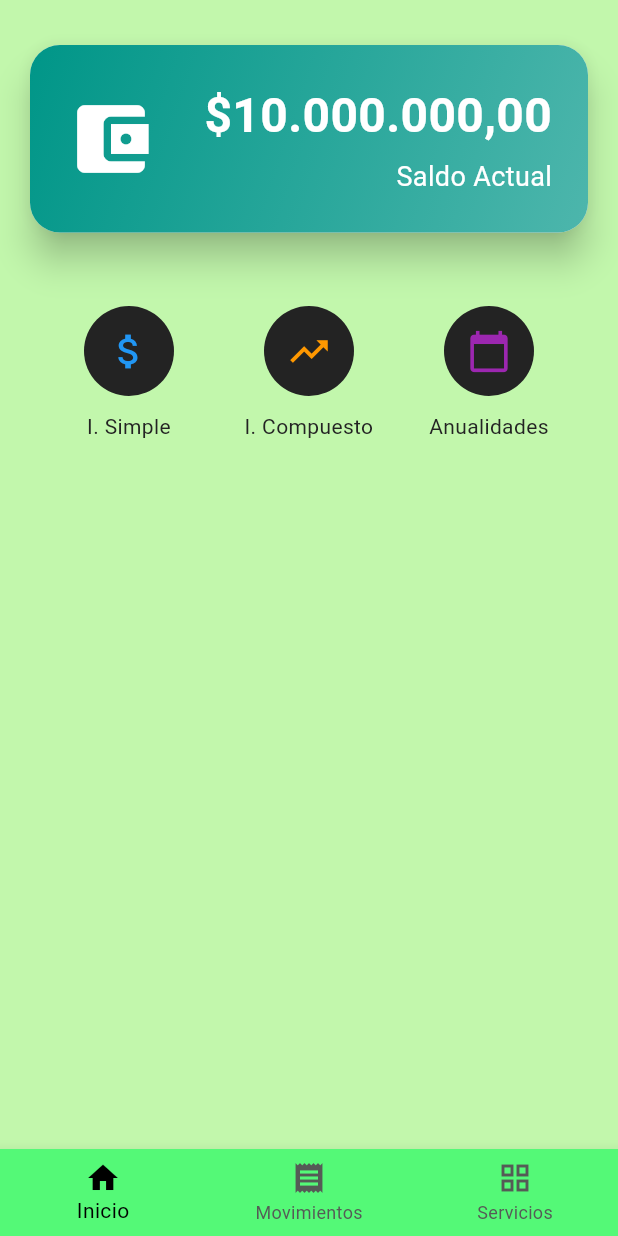
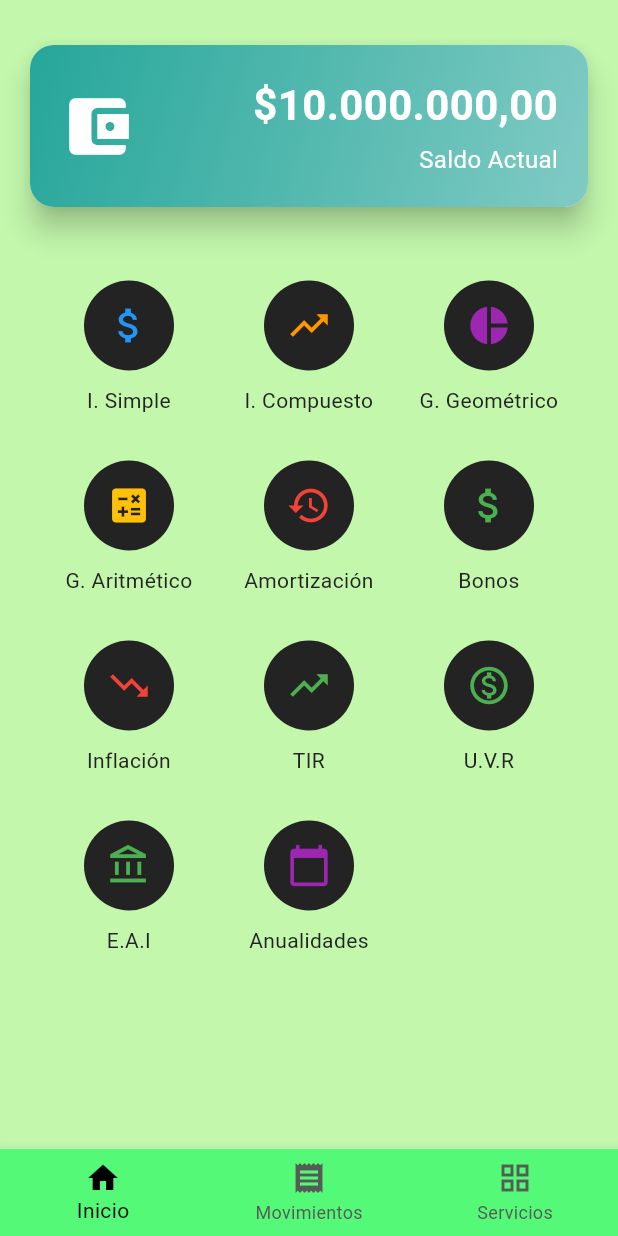
Before and after one commit to Kracken914dt/ing_economica, a Flutter app: the HomeScreen screen opened directly, on a phone screen of 412 x 824 dp. Run offline on Flutter 3.47's test engine with Material 3 defaults, Android fonts, the phone set to English and light mode, and no system bars; our stand-ins replace flutter_local_notifications, local_auth, shared_preferences; accounts and stored records are empty.

Commit message:
implementacion de todas los demas calculos

```diff
--- a/lib/screens/home_screen.dart
+++ b/lib/screens/home_screen.dart
@@ -199,15 +199,15 @@ class _HomeScreenState extends State<HomeScreen> {
               children: [
                 buildGridItem(context, "I. Simple", Colors.blue, Icons.attach_money_outlined, 1),
                 buildGridItem(context, "I. Compuesto", Colors.orange, Icons.trending_up, 2),
+                buildGridItem(context, "G. Geométrico", Colors.purple, Icons.pie_chart, 3),
+                buildGridItem(context, "G. Aritmético", Colors.amber, Icons.calculate, 4),
+                buildGridItem(context, "Amortización", Colors.red, Icons.history, 5),
+                buildGridItem(context, "Bonos", Colors.green, Icons.attach_money, 6),
+                buildGridItem(context, "Inflación", Colors.red, Icons.trending_down, 7),
+                buildGridItem(context, "TIR", Colors.green, Icons.trending_up, 8),
+                buildGridItem(context, "U.V.R", Colors.green, Icons.monetization_on_outlined, 9),
+                buildGridItem(context, "E.A.I", Colors.green, Icons.account_balance_outlined, 10),
                 buildGridItem(context, "Anualidades", Colors.purple, Icons.calendar_today, 11),
-                // buildGridItem(context, "G. Geométrico", Icons.pie_chart, 3),
-                // buildGridItem(context, "G. Aritmético", Icons.calculate, 4),
-                //buildGridItem(context, "Amortización", Colors.red ,Icons.history, 5),
-                //buildGridItem(context, "Bonos",Colors.green, Icons.attach_money, 3),
-                // buildGridItem(context, "Inflación", Icons.trending_down, 7),
-                //buildGridItem(context, "TIR",Colors.green ,Icons.trending_up, 8),
-                //buildGridItem(context, "U.V.R", Colors.green ,Icons.monetization_on_outlined, 9),
-                //buildGridItem(context, "E.A.I", Colors.green ,Icons.account_balance_outlined, 10),
               ],
             ),
           ),
@@ -218,31 +218,31 @@ class _HomeScreenState extends State<HomeScreen> {
 
   Widget buildBalanceCard(InterestCalculator calculator) {
     return Card(
-      elevation: 10,
+      elevation: 8,
       shape: RoundedRectangleBorder(
-        borderRadius: BorderRadius.circular(20),
+        borderRadius: BorderRadius.circular(16),
       ),
       child: Container(
         decoration: BoxDecoration(
           gradient: LinearGradient(
-            colors: [Colors.teal[500]!, Colors.teal[300]!],
+            colors: [Colors.teal[400]!, Colors.teal[200]!],
             begin: Alignment.topLeft,
             end: Alignment.bottomRight,
           ),
-          borderRadius: BorderRadius.circular(20),
+          borderRadius: BorderRadius.circular(16),
         ),
-        padding: const EdgeInsets.all(24.0),
+        padding: const EdgeInsets.all(20.0),
         child: Row(
           mainAxisAlignment: MainAxisAlignment.spaceBetween,
           children: [
-            const Icon(Icons.account_balance_wallet, size: 60, color: Colors.white),
+            const Icon(Icons.account_balance_wallet, size: 50, color: Colors.white),
             Column(
               crossAxisAlignment: CrossAxisAlignment.end,
               children: [
                 Text(
                   '\$${calculator.formatNumber(currentAmount)}',
                   style: const TextStyle(
-                    fontSize: 32,
+                    fontSize: 28,
                     fontWeight: FontWeight.bold,
                     color: Colors.white,
                   ),
@@ -251,7 +251,7 @@ class _HomeScreenState extends State<HomeScreen> {
                 const Text(
                   'Saldo Actual',
                   style: TextStyle(
-                    fontSize: 18,
+                    fontSize: 16,
                     color: Colors.white,
                   ),
                 ),
@@ -407,17 +407,14 @@ Widget buildServiciosScreen() {
 
   Widget buildServiceCard(String title, IconData icon, VoidCallback onTap) {
     return Card(
-      elevation: 6,
-      margin: const EdgeInsets.symmetric(vertical: 10),
-      shape: RoundedRectangleBorder(
-        borderRadius: BorderRadius.circular(15),
-      ),
+      elevation: 4,
+      margin: const EdgeInsets.symmetric(vertical: 8),
       child: ListTile(
         title: Text(
           title,
-          style: const TextStyle(fontSize: 20, fontWeight: FontWeight.bold, color: Colors.teal),
+          style: const TextStyle(fontSize: 18, fontWeight: FontWeight.bold, color: Colors.teal),
         ),
-        leading: Icon(icon, color: Colors.teal, size: 30),
+        leading: Icon(icon, color: Colors.teal),
         trailing: const Icon(Icons.arrow_forward, color: Colors.teal),
         onTap: onTap,
       ),
```
